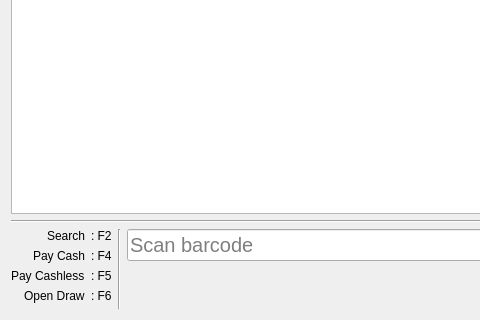
Before: the Qt Designer form libgui/cashier/cashierwidget.ui in apinprastya/sultan, drawn with Qt 5; both pictures show x 0 to 480 and y 153 to 473 of the 804 by 473 pixel window.
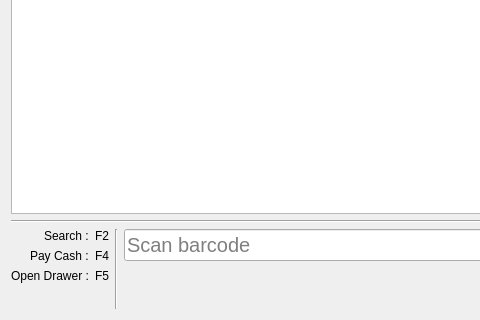
After: the same form once the commit is applied. Icons and pictures are not drawn.

```diff
--- a/libgui/cashier/cashierwidget.ui
+++ b/libgui/cashier/cashierwidget.ui
@@ -217,7 +217,7 @@
           <string notr="true">font-size: 12px;</string>
          </property>
          <property name="text">
-          <string>Search</string>
+          <string>Search :</string>
          </property>
         </widget>
        </item>
@@ -227,7 +227,7 @@
           <string notr="true">font-size: 12px;</string>
          </property>
          <property name="text">
-          <string>: F2</string>
+          <string>F2</string>
          </property>
         </widget>
        </item>
@@ -237,7 +237,7 @@
           <string notr="true">font-size: 12px;</string>
          </property>
          <property name="text">
-          <string>Pay Cash</string>
+          <string>Pay Cash :</string>
          </property>
         </widget>
        </item>
@@ -247,47 +247,27 @@
           <string notr="true">font-size: 12px;</string>
          </property>
          <property name="text">
-          <string>: F4</string>
+          <string>F4</string>
          </property>
         </widget>
        </item>
        <item row="2" column="0">
-        <widget class="QLabel" name="label_8">
-         <property name="styleSheet">
-          <string notr="true">font-size: 12px;</string>
-         </property>
-         <property name="text">
-          <string>Pay Cashless</string>
-         </property>
-        </widget>
-       </item>
-       <item row="2" column="1">
-        <widget class="QLabel" name="label_9">
-         <property name="styleSheet">
-          <string notr="true">font-size: 12px;</string>
-         </property>
-         <property name="text">
-          <string>: F5</string>
-         </property>
-        </widget>
-       </item>
-       <item row="3" column="0">
         <widget class="QLabel" name="label_10">
          <property name="styleSheet">
           <string notr="true">font-size: 12px;</string>
          </property>
          <property name="text">
-          <string>Open Draw</string>
+          <string>Open Drawer :</string>
          </property>
         </widget>
        </item>
-       <item row="3" column="1">
+       <item row="2" column="1">
         <widget class="QLabel" name="label_11">
          <property name="styleSheet">
           <string notr="true">font-size: 12px;</string>
          </property>
          <property name="text">
-          <string>: F6</string>
+          <string>F5</string>
          </property>
         </widget>
        </item>
```
